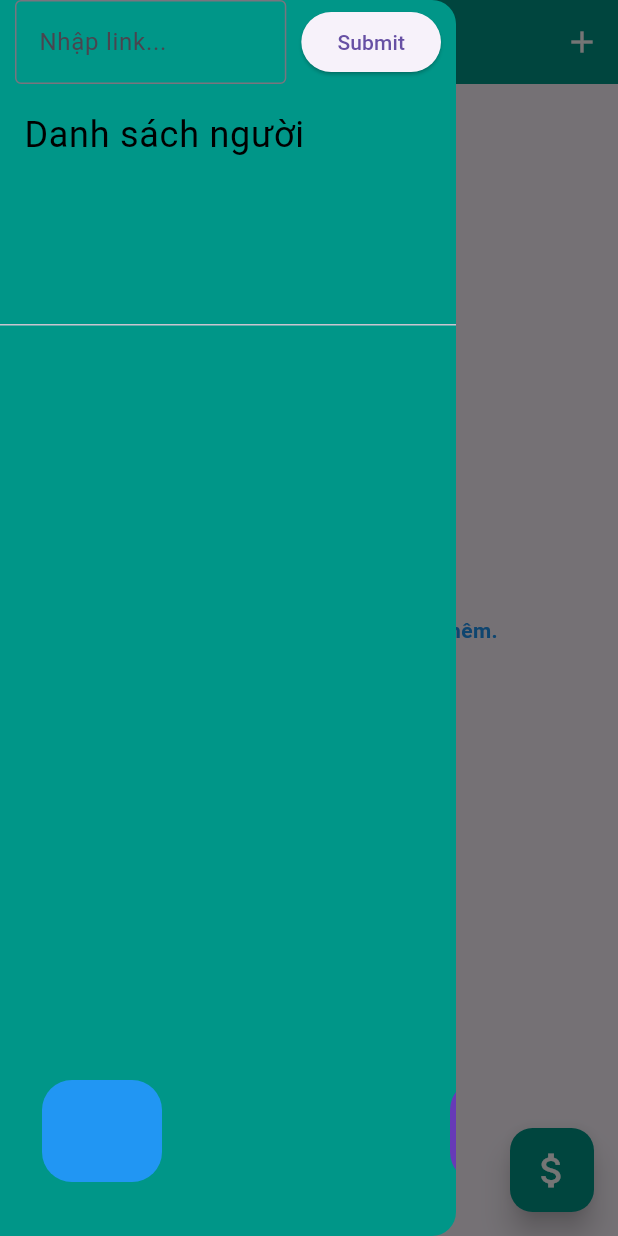
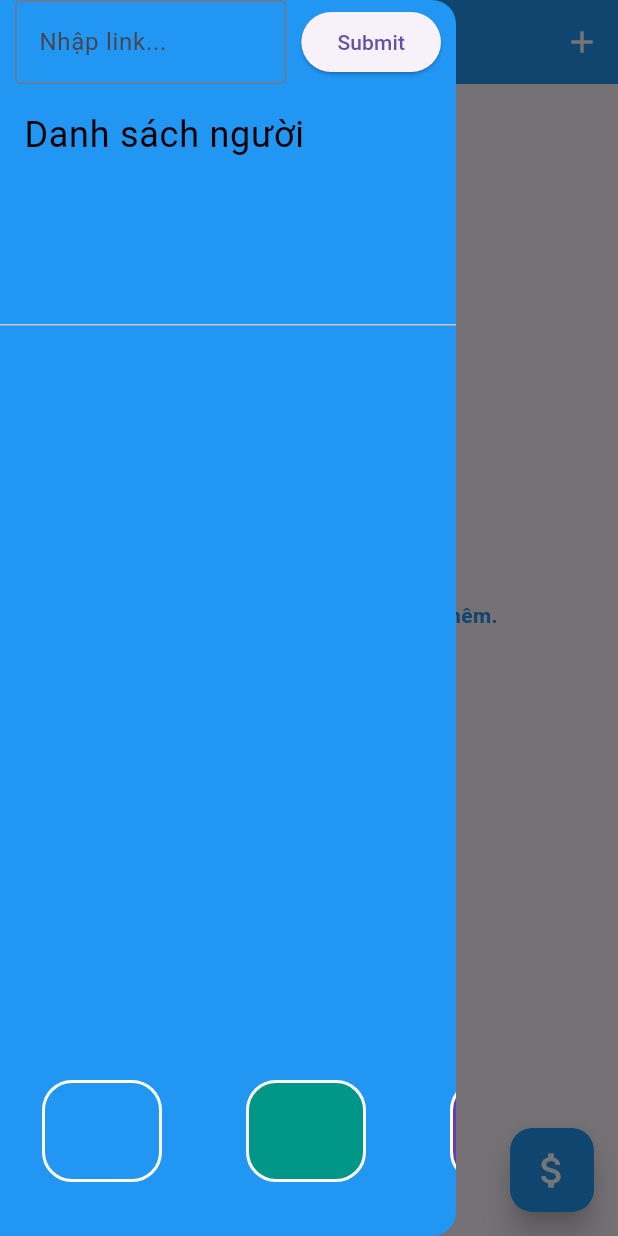
Before and after one commit to TranLinh101h/DeptBook, a Flutter app: the screen it shows after launch, with the side drawer open, on a phone screen of 412 x 824 dp. Run offline on Flutter 3.47's test engine with Material 3 defaults, Android fonts, the phone set to English and light mode, and no system bars; our stand-ins replace get, get_storage; missing offline and left inert: restart_app, shorebird_code_push.

Commit message:
update code

```diff
--- a/flutter_launcher_icons.yaml
+++ b/flutter_launcher_icons.yaml
@@ -11,7 +11,7 @@ flutter_launcher_icons:
   adaptive_icon:
     android: true # Kích hoạt biểu tượng thích ứng cho Android
     foreground: "assets/icon/app_icon.png" # Đường dẫn đến icon của bạn
-    background: "#00000000" # Màu nền trong suốt
+    background: "transparent" # Màu nền trong suốt
   image_path: "assets/icon.png"
   # image_path_ios: "assets/icon/icon.png"
   remove_alpha_channel_ios: true
--- a/lib/business_logic.dart
+++ b/lib/business_logic.dart
@@ -4,6 +4,7 @@ import 'package:get/get.dart';
 
 class ExpenseController extends GetxController {
   var linkImage = "".obs;
+
   var people = <Person>[].obs;
   final StorageManager storageManager = StorageManager();
   static const String _peopleKey = "people_data";
@@ -13,6 +14,8 @@ class ExpenseController extends GetxController {
     super.onInit();
     loadPeopleData();
   }
+
+
 
   updateLink(String link) {
     linkImage.value = link;
@@ -31,6 +34,7 @@ class ExpenseController extends GetxController {
       people.addAll(storedPeople);
     }
     linkImage.value = storageManager.getData("linkImage") ?? '';
+
   }
 
   void addPerson(Person person) {
--- a/lib/model.dart
+++ b/lib/model.dart
@@ -1,3 +1,5 @@
+import 'package:flutter/material.dart';
+
 class Person {
   final String id;
   String name;
@@ -55,3 +57,28 @@ class Expense {
     };
   }
 }
+
+//
+
+//
+List<Color> modernColors = [
+  Colors.blue, // #2196F3
+  Colors.teal, // #009688
+  Colors.deepPurple, // #673AB7
+  Colors.amber, // #FFC107
+  Colors.lightGreen, // #8BC34A
+  Colors.indigo, // #3F51B5
+  Colors.orange, // #FF9800
+  Colors.pink, // #E91E63
+  Colors.lime, // #CDDC39
+  Colors.cyan, // #00BCD4
+  Colors.grey, // #9E9E9E
+  Colors.brown, // #795548
+  Colors.red, // #F44336
+  Colors.purple, // #9C27B0
+  Colors.green, // #4CAF50
+  Colors.white, // #FFFFFF
+  Color(0xFF6A5ACD), // Slate Blue
+  Color(0xFF2E8B57), // Sea Green
+  Color(0xFFFF7F50), // Coral
+];
--- a/lib/screen/build_drawer.dart
+++ b/lib/screen/build_drawer.dart
@@ -1,7 +1,8 @@
 import 'package:dept_book/business_logic.dart';
 import 'package:dept_book/main.dart';
 import 'package:dept_book/model.dart';
-import 'package:dept_book/screen/add_link.dart';
+import 'package:dept_book/screen/widgets/add_link.dart';
+import 'package:dept_book/shore_bird_service.dart';
 import 'package:flutter/cupertino.dart';
 import 'package:flutter/material.dart';
 import 'package:get/get.dart';
@@ -16,6 +17,8 @@ class BuildDrawer extends StatelessWidget {
 
   @override
   Widget build(BuildContext context) {
+    var shoreBird = Get.put(ShoreBirdService());
+
     return Drawer(
       child: Column(
         children: [
@@ -54,6 +57,7 @@ class BuildDrawer extends StatelessWidget {
               ],
             ),
           ),
+          //
           Container(
             margin: EdgeInsets.only(bottom: 20),
             height: 100,
@@ -64,12 +68,18 @@ class BuildDrawer extends StatelessWidget {
                 onPressed: () {
                   var contrOller = Get.find<HomeController>();
                   contrOller.changeColor(modernColors[index]);
+                  contrOller.updateIndexColor(index);
                 },
                 child: Container(
                   margin: EdgeInsets.symmetric(horizontal: 8),
                   decoration: BoxDecoration(
-                      color: modernColors[index],
-                      borderRadius: BorderRadius.circular(20)),
+                    color: modernColors[index],
+                    borderRadius: BorderRadius.circular(20),
+                    border: Border.all(
+                      width: 2,
+                      color: Colors.white,
+                    ),
+                  ),
                   width: 80,
                   height: 80,
                 ),
@@ -111,26 +121,3 @@ class BuildDrawer extends StatelessWidget {
     );
   }
 }
-
-//
-List<Color> modernColors = [
-  Colors.blue, // #2196F3
-  Colors.teal, // #009688
-  Colors.deepPurple, // #673AB7
-  Colors.amber, // #FFC107
-  Colors.lightGreen, // #8BC34A
-  Colors.indigo, // #3F51B5
-  Colors.orange, // #FF9800
-  Colors.pink, // #E91E63
-  Colors.lime, // #CDDC39
-  Colors.cyan, // #00BCD4
-  Colors.grey, // #9E9E9E
-  Colors.brown, // #795548
-  Colors.red, // #F44336
-  Colors.purple, // #9C27B0
-  Colors.green, // #4CAF50
-  Colors.white, // #FFFFFF
-  Color(0xFF6A5ACD), // Slate Blue
-  Color(0xFF2E8B57), // Sea Green
-  Color(0xFFFF7F50), // Coral
-];
--- a/lib/screen/expense_tracker.dart
+++ b/lib/screen/expense_tracker.dart
@@ -8,12 +8,17 @@ import 'package:flutter/material.dart';
 import 'package:get/get.dart';
 import 'package:uuid/uuid.dart';
 
+import '../shore_bird_service.dart';
+
 class ExpenseTracker extends StatelessWidget {
   final ExpenseController expenseController = Get.put(ExpenseController());
 
   @override
   Widget build(BuildContext context) {
     var homeController = Get.find<HomeController>();
+    var shoreBird = Get.put(ShoreBirdService());
+    shoreBird.checkForUpdate(context, showError: false);
+
     return Scaffold(
       appBar: AppBar(
         title: Text('Quản lý chi tiêu'),
@@ -27,31 +32,10 @@ class ExpenseTracker extends StatelessWidget {
         ],
       ),
       drawer: BuildDrawer(expenseController: expenseController),
-      floatingActionButton: FloatingActionButton(
-        onPressed: () {
-          showModalBottomSheet(
-            barrierColor: Colors.transparent,
-            context: context,
-            builder: (context) => FractionallySizedBox(
-              heightFactor: 0.8, // Chiều cao nửa màn hình
-              child: AddExpenseSection(
-                expenseController: expenseController,
-              ), // Thành phần thêm chi tiêu
-            ),
-          );
-        },
-        backgroundColor: homeController.colorApp.value, // Màu nền hiện đại
-        shape: RoundedRectangleBorder(
-          borderRadius: BorderRadius.circular(15), // Bo góc nút cho mềm mại
-        ),
-        elevation: 8, // Đổ bóng tạo chiều sâu
-        splashColor: Colors.tealAccent, // Hiệu ứng gợn sóng khi nhấn
-        child: Icon(
-          Icons.attach_money,
-          size: 30, // Kích thước biểu tượng lớn để dễ nhìn
-          color: Colors.white, // Màu biểu tượng
-        ),
-        tooltip: 'Thêm chi tiêu', // Tooltip khi giữ nút
+      floatingActionButton: _buildFloatingActionButton(
+        shoreBird,
+        context,
+        homeController,
       ), // Menu Drawer hiển thị danh sách người
       body: Stack(
         children: [
@@ -68,7 +52,8 @@ class ExpenseTracker extends StatelessWidget {
             }
             return SizedBox();
           }),
-          Column(
+          SafeArea(
+            child: Column(
               children: [
                 Expanded(
                   child: Obx(() {
@@ -94,8 +79,8 @@ class ExpenseTracker extends StatelessWidget {
                                 'Số dư: ${person.balance.toStringAsFixed(2)}'),
                             onTap: () {
                               // Mở chi tiết chi tiêu của người này
-                            Get.to(
-                                () => PersonDetailScreen(personId: person.id));
+                              Get.to(() =>
+                                  PersonDetailScreen(personId: person.id));
                             },
                           ),
                         );
@@ -104,21 +89,111 @@ class ExpenseTracker extends StatelessWidget {
                   }),
                 ),
                 Container(
-                margin: EdgeInsets.all(10),
+                  margin: EdgeInsets.all(20),
                   child: Row(
                     mainAxisAlignment: MainAxisAlignment.center,
                     children: [
-                    Text(
-                      "Ver 1.0.2 Patch3",
+                      Obx(
+                        () => Text(
+                          "V1.0.3 Patch ${shoreBird.currentPatchVersion.value}",
                           style: TextStyle(
                               color: Colors.blue, fontWeight: FontWeight.bold),
+                        ),
                       ),
                     ],
                   ),
                 )
               ],
             ),
+          ),
         ],
+      ),
+    );
+  }
+
+  Column _buildFloatingActionButton(ShoreBirdService shoreBird,
+      BuildContext context, HomeController homeController) {
+    return Column(
+      mainAxisAlignment: MainAxisAlignment.end,
+      children: [
+        //CHECK UPDATE
+        Container(
+          margin: EdgeInsets.only(bottom: 10),
+          child: Obx(
+            () => shoreBird.isShorebirdAvailable.value
+                ? FloatingActionButton(
+                    tooltip: 'Check update',
+                    onPressed: () => shoreBird.isCheckingForUpdate.value
+                        ? null
+                        : shoreBird.checkForUpdate(context),
+                    backgroundColor:
+                        homeController.colorApp.value, // Màu nền hiện đại
+                    shape: RoundedRectangleBorder(
+                      borderRadius:
+                          BorderRadius.circular(15), // Bo góc nút cho mềm mại
+                    ),
+                    elevation: 8, // Đổ bóng tạo chiều sâu
+                    splashColor:
+                        Colors.tealAccent, // Hiệu ứng gợn sóng khi nhấn
+                    child: shoreBird.isCheckingForUpdate.value
+                        ? const _LoadingIndicator()
+                        : const Icon(
+                            Icons.update,
+                            color: Colors.white,
+                            size: 30,
+                          ),
+                  )
+                : const SizedBox(),
+          ),
+        ),
+        FloatingActionButton(
+          onPressed: () {
+            _showBottomSheet(context);
+          },
+          backgroundColor: homeController.colorApp.value, // Màu nền hiện đại
+          shape: RoundedRectangleBorder(
+            borderRadius: BorderRadius.circular(15), // Bo góc nút cho mềm mại
+          ),
+          elevation: 8, // Đổ bóng tạo chiều sâu
+          splashColor: Colors.tealAccent, // Hiệu ứng gợn sóng khi nhấn
+          child: Icon(
+            Icons.attach_money,
+            size: 30, // Kích thước biểu tượng lớn để dễ nhìn
+            color: Colors.white, // Màu biểu tượng
+          ),
+          tooltip: 'Thêm chi tiêu', // Tooltip khi giữ nút
+        ),
+      ],
+    );
+  }
+
+  void _showBottomSheet(BuildContext context) {
+    showModalBottomSheet(
+      isDismissible: false,
+      barrierColor: Colors.transparent,
+      context: context,
+      builder: (context) => FractionallySizedBox(
+        heightFactor: 1.5, // Chiều cao nửa màn hình
+        child: Container(
+          decoration: BoxDecoration(
+              borderRadius: BorderRadius.only(
+                topLeft: Radius.circular(15),
+                topRight: Radius.circular(15),
+              ),
+              border: Border(
+                top: BorderSide(
+                  width: 3,
+                  color: Theme.of(context).drawerTheme.backgroundColor!,
+                ),
+              ),
+              color: Theme.of(context)
+                  .drawerTheme
+                  .backgroundColor!
+                  .withOpacity(0.5)),
+          child: AddExpenseSection(
+            expenseController: expenseController,
+          ),
+        ), // Thành phần thêm chi tiêu
       ),
     );
   }
@@ -165,3 +240,16 @@ class ExpenseTracker extends StatelessWidget {
 
   // Phần thêm chi tiêu vào màn hình chính
 }
+
+class _LoadingIndicator extends StatelessWidget {
+  const _LoadingIndicator();
+
+  @override
+  Widget build(BuildContext context) {
+    return const SizedBox(
+      height: 14,
+      width: 14,
+      child: CircularProgressIndicator(strokeWidth: 2),
+    );
+  }
+}
--- a/pubspec.yaml
+++ b/pubspec.yaml
@@ -16,7 +16,7 @@ publish_to: 'none' # Remove this line if you wish to publish to pub.dev
 # https://developer.apple.com/library/archive/documentation/General/Reference/InfoPlistKeyReference/Articles/CoreFoundationKeys.html
 # In Windows, build-name is used as the major, minor, and patch parts
 # of the product and file versions while build-number is used as the build suffix.
-version: 1.0.0+2
+version: 1.0.0+3
 
 environment:
   sdk: ^3.5.3
@@ -39,6 +39,8 @@ dependencies:
   get_storage: ^2.1.1
   uuid: ^4.5.1
   flutter_launcher_icons: ^0.13.1
+  shorebird_code_push: ^1.1.5
+  restart_app: ^1.3.2
 
 dev_dependencies:
   flutter_test:
```
Also changed, not shown: lib/main.dart (+16 -0 lines), lib/screen/add_expense_section.dart (+15 -1 lines), lib/shore_bird_service.dart (added, +143 -0 lines), lib/screen/widgets/add_link.dart (renamed from lib/screen/add_link.dart), 2 other files. Lines whose indentation alone changed are shown as unchanged.
